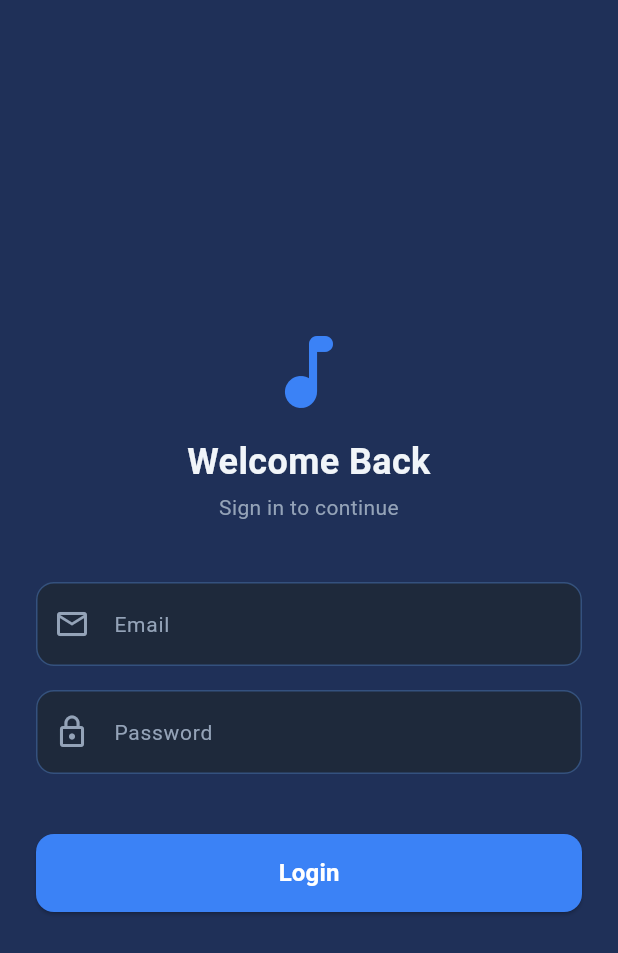
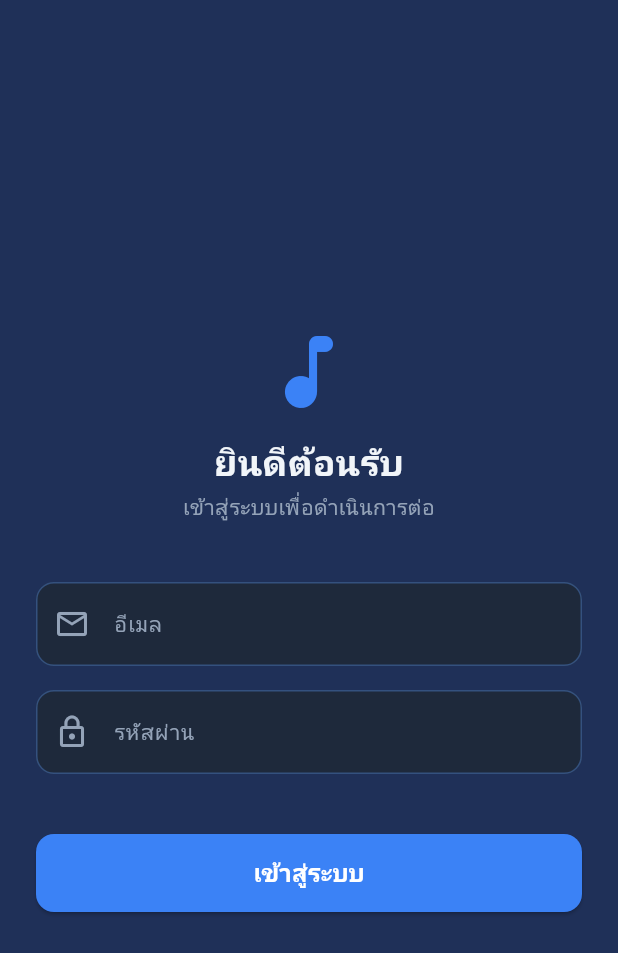
Before and after one commit to jiravong/flutter_music, a Flutter app: the screen it shows after launch, on a phone screen of 412 x 824 dp. Shown: the top 953 px of the screen. Run offline on Flutter 3.47's test engine with Material 3 defaults, Android fonts, the phone set to English and light mode, and no system bars; our stand-ins replace cached_network_image, connectivity_plus, firebase_analytics, firebase_core, firebase_crashlytics, firebase_remote_config and 5 more; accounts and stored records are empty; generated files the repository leaves out were written again; Roboto replaces fonts that are missing (NotoSansThai).

Commit message:
refactor: Setup i18n/Localization with GetX Translations

```diff
--- a/lib/app/core/mixins/error_handler_mixin.dart
+++ b/lib/app/core/mixins/error_handler_mixin.dart
@@ -2,6 +2,7 @@ import 'package:get/get.dart';
 
 import '../services/connectivity_service.dart';
 import '../services/crashlytics_service.dart';
+import '../translations/app_strings.dart';
 
 abstract class ErrorRecorder {
   Future<void> recordError(
@@ -25,12 +26,12 @@ mixin ErrorHandlerMixin on GetxController {
 
     final isOffline = !connectivityService.isConnected.value;
     if (isOffline) {
-      showSnackbar('ไม่มีการเชื่อมต่อ', 'กรุณาตรวจสอบการเชื่อมต่ออินเทอร์เน็ต');
+      showSnackbar(AppStrings.commonNoConnection.tr, clean);
       return;
     }
 
     errorRecorder.recordError(e, stack, reason: reason);
-    showSnackbar('เกิดข้อผิดพลาด', clean);
+    showSnackbar(AppStrings.commonError.tr, clean);
   }
 
   void showSnackbar(String title, String message) {
--- /dev/null
+++ b/lib/app/core/translations/app_strings.dart
@@ -0,0 +1,31 @@
+abstract class AppStrings {
+  // Auth
+  static const authWelcomeBack = 'auth.welcomeBack';
+  static const authSignInToContinue = 'auth.signInToContinue';
+  static const authEmail = 'auth.email';
+  static const authPassword = 'auth.password';
+  static const authLogin = 'auth.login';
+
+  // Home
+  static const homeTitle = 'home.title';
+
+  // Music List
+  static const musicNoMusicFound = 'music.noMusicFound';
+
+  // Music Detail
+  static const musicDetailTitle = 'musicDetail.title';
+  static const musicDetailSinger = 'musicDetail.singer';
+  static const musicDetailPlay = 'musicDetail.play';
+  static const musicDetailPause = 'musicDetail.pause';
+  static const musicDetailStop = 'musicDetail.stop';
+
+  // Profile
+  static const profileTitle = 'profile.title';
+  static const profileSettings = 'profile.settings';
+  static const profileLogout = 'profile.logout';
+
+  // Common
+  static const commonNoConnection = 'common.noConnection';
+  static const commonError = 'common.error';
+  static const commonRetry = 'common.retry';
+}
--- /dev/null
+++ b/lib/app/core/translations/app_translations.dart
@@ -0,0 +1,12 @@
+import 'package:get/get.dart';
+
+import 'en_us.dart';
+import 'th_th.dart';
+
+class AppTranslations extends Translations {
+  @override
+  Map<String, Map<String, String>> get keys => {
+        'en_US': enUS,
+        'th_TH': thTH,
+      };
+}
--- /dev/null
+++ b/lib/app/core/translations/en_us.dart
@@ -0,0 +1,31 @@
+const Map<String, String> enUS = {
+  // Auth
+  'auth.welcomeBack': 'Welcome Back',
+  'auth.signInToContinue': 'Sign in to continue',
+  'auth.email': 'Email',
+  'auth.password': 'Password',
+  'auth.login': 'Login',
+
+  // Home
+  'home.title': 'Home',
+
+  // Music List
+  'music.noMusicFound': 'No music found',
+
+  // Music Detail
+  'musicDetail.title': 'Music Detail',
+  'musicDetail.singer': 'Singer: @name',
+  'musicDetail.play': 'Play',
+  'musicDetail.pause': 'Pause',
+  'musicDetail.stop': 'Stop',
+
+  // Profile
+  'profile.title': 'Profile',
+  'profile.settings': 'Settings',
+  'profile.logout': 'Logout',
+
+  // Common
+  'common.noConnection': 'No internet connection',
+  'common.error': 'Error',
+  'common.retry': 'Retry',
+};
--- /dev/null
+++ b/lib/app/core/translations/th_th.dart
@@ -0,0 +1,31 @@
+const Map<String, String> thTH = {
+  // Auth
+  'auth.welcomeBack': 'ยินดีต้อนรับ',
+  'auth.signInToContinue': 'เข้าสู่ระบบเพื่อดำเนินการต่อ',
+  'auth.email': 'อีเมล',
+  'auth.password': 'รหัสผ่าน',
+  'auth.login': 'เข้าสู่ระบบ',
+
+  // Home
+  'home.title': 'หน้าหลัก',
+
+  // Music List
+  'music.noMusicFound': 'ไม่พบเพลง',
+
+  // Music Detail
+  'musicDetail.title': 'รายละเอียดเพลง',
+  'musicDetail.singer': 'นักร้อง: @name',
+  'musicDetail.play': 'เล่น',
+  'musicDetail.pause': 'หยุดชั่วคราว',
+  'musicDetail.stop': 'หยุด',
+
+  // Profile
+  'profile.title': 'โปรไฟล์',
+  'profile.settings': 'การตั้งค่า',
+  'profile.logout': 'ออกจากระบบ',
+
+  // Common
+  'common.noConnection': 'ไม่มีการเชื่อมต่ออินเทอร์เน็ต',
+  'common.error': 'เกิดข้อผิดพลาด',
+  'common.retry': 'ลองอีกครั้ง',
+};
--- a/lib/app/features/auth/presentation/login_page.dart
+++ b/lib/app/features/auth/presentation/login_page.dart
@@ -4,6 +4,7 @@ import 'package:flutter_music_clean_getx/app/core/themes/app_text_style.dart';
 import 'package:flutter_music_clean_getx/app/core/widgets/base_layout.dart';
 import 'package:get/get.dart';
 
+import '../../../core/translations/app_strings.dart';
 import '../controllers/auth_controller.dart';
 
 // Basic login form.
@@ -37,13 +38,13 @@ class LoginPage extends GetView<AuthController> {
                 const Icon(Icons.music_note_rounded, size: 64, color: AppColors.primary),
                 const SizedBox(height: 12),
                 Text(
-                  'Welcome Back',
+                  AppStrings.authWelcomeBack.tr,
                   style: AppTextStyle.text2xlBold.copyWith(color: AppColors.textPrimary),
                   textAlign: TextAlign.center,
                 ),
                 const SizedBox(height: 4),
                 Text(
-                  'Sign in to continue',
+                  AppStrings.authSignInToContinue.tr,
                   style: AppTextStyle.textSmRegular.copyWith(color: AppColors.textSecondary),
                   textAlign: TextAlign.center,
                 ),
@@ -54,7 +55,7 @@ class LoginPage extends GetView<AuthController> {
                   style: AppTextStyle.textMdRegular.copyWith(color: AppColors.textPrimary),
                   keyboardType: TextInputType.emailAddress,
                   decoration: InputDecoration(
-                    labelText: 'Email',
+                    labelText: AppStrings.authEmail.tr,
                     labelStyle: AppTextStyle.textSmRegular.copyWith(color: AppColors.textSecondary),
                     prefixIcon: const Icon(Icons.email_outlined, color: AppColors.textSecondary),
                     filled: true,
@@ -71,7 +72,7 @@ class LoginPage extends GetView<AuthController> {
                   obscureText: true,
                   style: AppTextStyle.textMdRegular.copyWith(color: AppColors.textPrimary),
                   decoration: InputDecoration(
-                    labelText: 'Password',
+                    labelText: AppStrings.authPassword.tr,
                     labelStyle: AppTextStyle.textSmRegular.copyWith(color: AppColors.textSecondary),
                     prefixIcon: const Icon(Icons.lock_outline, color: AppColors.textSecondary),
                     filled: true,
@@ -128,7 +129,7 @@ class LoginPage extends GetView<AuthController> {
                               width: 20,
                               child: CircularProgressIndicator(strokeWidth: 2, color: AppColors.white),
                             )
-                          : Text('Login', style: AppTextStyle.textMdBold.copyWith(color: AppColors.white)),
+                          : Text(AppStrings.authLogin.tr, style: AppTextStyle.textMdBold.copyWith(color: AppColors.white)),
                     ),
                   );
                 }),
--- a/lib/app/features/home/presentation/home_page.dart
+++ b/lib/app/features/home/presentation/home_page.dart
@@ -4,6 +4,7 @@ import 'package:flutter_music_clean_getx/app/core/themes/app_text_style.dart';
 import 'package:flutter_music_clean_getx/app/core/widgets/base_layout.dart';
 import 'package:get/get.dart';
 
+import '../../../core/translations/app_strings.dart';
 import '../controllers/home_controller.dart';
 
 class HomePage extends GetView<HomeController> {
@@ -23,13 +24,13 @@ class HomePage extends GetView<HomeController> {
               height: 40,
             ),
             const SizedBox(width: 8),
-            Text('Home', style: AppTextStyle.textLgBold),
+            Text(AppStrings.homeTitle.tr, style: AppTextStyle.textLgBold),
           ],
         ),
         backgroundColor: AppColors.transparent,
       ),
       // แสดงผลหน้าตาม Index ที่เลือก
-      body: Center(child: Text('Home', style: AppTextStyle.textLgRegular)),
+      body: Center(child: Text(AppStrings.homeTitle.tr, style: AppTextStyle.textLgRegular)),
     );
   }
 }
--- a/lib/app/features/music_detail/presentation/music_detail_page.dart
+++ b/lib/app/features/music_detail/presentation/music_detail_page.dart
@@ -6,6 +6,7 @@ import 'package:flutter_music_clean_getx/app/core/widgets/base_layout.dart';
 import 'package:flutter_music_clean_getx/app/core/widgets/cached_image.dart';
 import 'package:get/get.dart';
 
+import '../../../core/translations/app_strings.dart';
 import '../controllers/music_detail_controller.dart';
 
 // Music detail screen.
@@ -21,7 +22,7 @@ class MusicDetailPage extends GetView<MusicDetailController> {
       // State: Loading
       if (controller.isLoading.value) {
         return BaseScaffold(
-          appBar: CoreAppBar(title: 'Music Detail', showBackButton: true),
+          appBar: CoreAppBar(title: AppStrings.musicDetailTitle.tr, showBackButton: true),
           body: const Center(child: CircularProgressIndicator()),
         );
       }
@@ -29,7 +30,7 @@ class MusicDetailPage extends GetView<MusicDetailController> {
       final music = controller.selectedMusic.value;
       if (music == null) {
         return BaseScaffold(
-          appBar: CoreAppBar(title: 'Music Detail', showBackButton: true),
+          appBar: CoreAppBar(title: AppStrings.musicDetailTitle.tr, showBackButton: true),
           body: const Center(child: Text('No detail')),
         );
       }
@@ -37,6 +38,7 @@ class MusicDetailPage extends GetView<MusicDetailController> {
       // State: Success
       return BaseScaffold(
         appBar: CoreAppBar(title: music.title, showBackButton: true),
+        // title uses music.title directly (dynamic data, not a translation key)
         body: Padding(
           padding: const EdgeInsets.all(16),
           child: Column(
@@ -50,7 +52,7 @@ class MusicDetailPage extends GetView<MusicDetailController> {
               ),
               const SizedBox(height: 16),
               Text(
-                'นักร้อง: ${music.artist}',
+                AppStrings.musicDetailSinger.trParams({'name': music.artist}),
                 key: const ValueKey('musicDetail.artist'),
                 style: AppTextStyle.textSmRegular.copyWith(color: AppColors.textSecondary),
               ),
@@ -71,7 +73,7 @@ class MusicDetailPage extends GetView<MusicDetailController> {
                       onPressed: () => controller.playMusic(music),
                       child: Obx(() {
                         final isThisPlaying = controller.isPlayingUrl(music.mp3Url);
-                        return Text(isThisPlaying ? 'Pause' : 'Play');
+                        return Text(isThisPlaying ? AppStrings.musicDetailPause.tr : AppStrings.musicDetailPlay.tr);
                       }),
                     ),
                   ),
@@ -82,7 +84,7 @@ class MusicDetailPage extends GetView<MusicDetailController> {
                       return ElevatedButton(
                         key: const ValueKey('musicDetail.stopButton'),
                         onPressed: isThisPlaying ? controller.stop : null,
-                        child: const Text('Stop'),
+                        child: Text(AppStrings.musicDetailStop.tr),
                       );
                     }),
                   ),
--- a/lib/app/features/music_list/presentation/music_list_page.dart
+++ b/lib/app/features/music_list/presentation/music_list_page.dart
@@ -6,6 +6,7 @@ import 'package:flutter_music_clean_getx/app/core/widgets/cached_image.dart';
 import 'package:get/get.dart';
 import 'package:pull_to_refresh/pull_to_refresh.dart';
 
+import '../../../core/translations/app_strings.dart';
 import '../../../routes/app_routes.dart';
 import '../controllers/music_list_controller.dart';
 
@@ -68,7 +69,7 @@ class _MusicListPageState extends State<MusicListPage> {
 
         // State: Empty
         if (controller.musics.isEmpty) {
-          return Center(child: Text('No music found', style: AppTextStyle.textLgRegular));
+          return Center(child: Text(AppStrings.musicNoMusicFound.tr, style: AppTextStyle.textLgRegular));
         }
 
         // State: Success
--- a/lib/app/features/profile/presentation/profile_page.dart
+++ b/lib/app/features/profile/presentation/profile_page.dart
@@ -6,6 +6,7 @@ import 'package:flutter_music_clean_getx/app/core/widgets/base_layout.dart';
 import 'package:flutter_music_clean_getx/app/core/widgets/cached_image.dart';
 import 'package:get/get.dart';
 
+import '../../../core/translations/app_strings.dart';
 import '../controllers/profile_controller.dart';
 
 class ProfilePage extends GetView<ProfileController> {
@@ -14,7 +15,7 @@ class ProfilePage extends GetView<ProfileController> {
   @override
   Widget build(BuildContext context) {
     return BaseScaffold(
-      appBar: CoreAppBar(title: 'Profile', showBackButton: true),
+      appBar: CoreAppBar(title: AppStrings.profileTitle.tr, showBackButton: true),
       body: Obx(
         () => Container(
           padding: const EdgeInsets.all(16),
@@ -45,7 +46,7 @@ class ProfilePage extends GetView<ProfileController> {
               ),
               const SizedBox(height: 8),
               Text(
-                'Settings',
+                AppStrings.profileSettings.tr,
                 style: AppTextStyle.textMdBold,
                 textAlign: TextAlign.center,
               ),
@@ -62,7 +63,7 @@ class ProfilePage extends GetView<ProfileController> {
                       borderRadius: BorderRadius.circular(8),
                     ),
                     child: Text(
-                      'Logout',
+                      AppStrings.profileLogout.tr,
                       style: AppTextStyle.textMdRegular,
                       textAlign: TextAlign.center,
                     ),
--- a/lib/main.dart
+++ b/lib/main.dart
@@ -7,6 +7,7 @@ import 'package:get/get.dart';
 import 'package:get_storage/get_storage.dart';
 
 import 'app/core/bindings/initial_binding.dart';
+import 'app/core/translations/app_translations.dart';
 import 'app/core/services/analytics_service.dart';
 import 'app/core/services/connectivity_service.dart';
 import 'app/core/services/crashlytics_service.dart';
@@ -64,6 +65,9 @@ class MyApp extends StatelessWidget {
     // GetMaterialApp enables GetX navigation and dependency bindings.
     return GetMaterialApp(
       title: 'Music App',
+      translations: AppTranslations(),
+      locale: const Locale('th', 'TH'),
+      fallbackLocale: const Locale('en', 'US'),
       theme: ThemeData(
         colorScheme: ColorScheme.fromSeed(seedColor: Colors.deepPurple),
       ),
```
